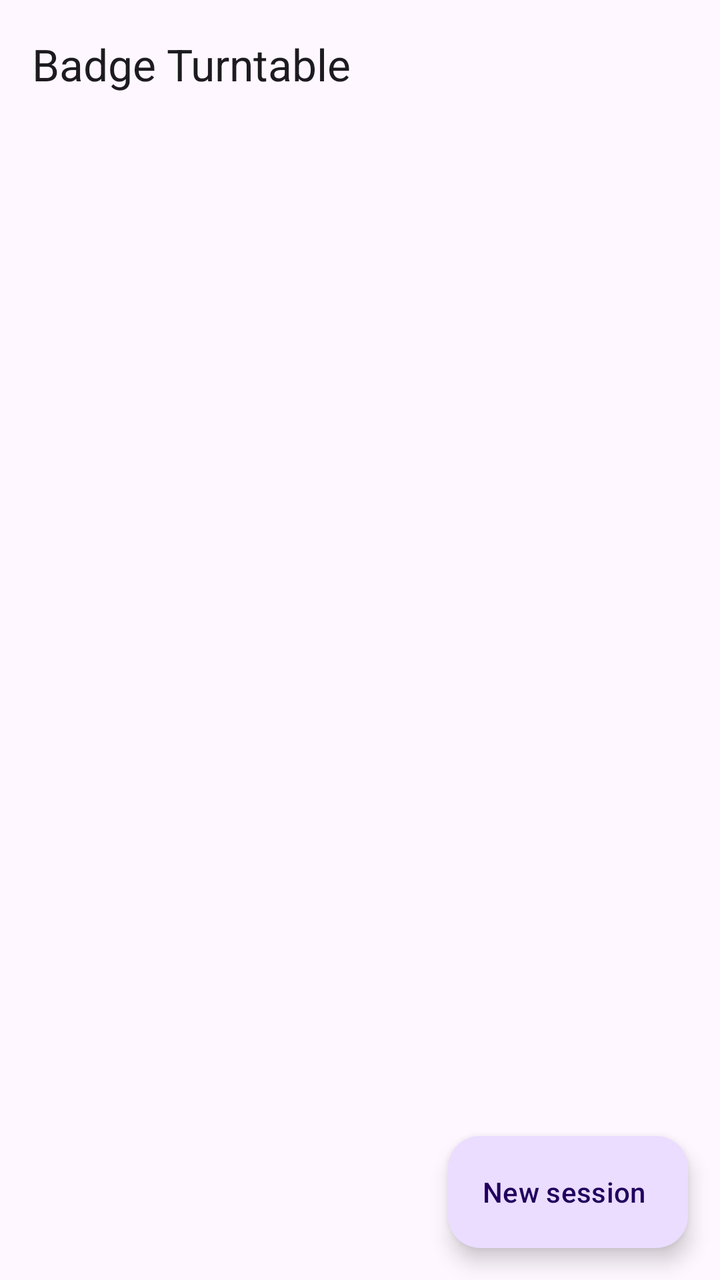
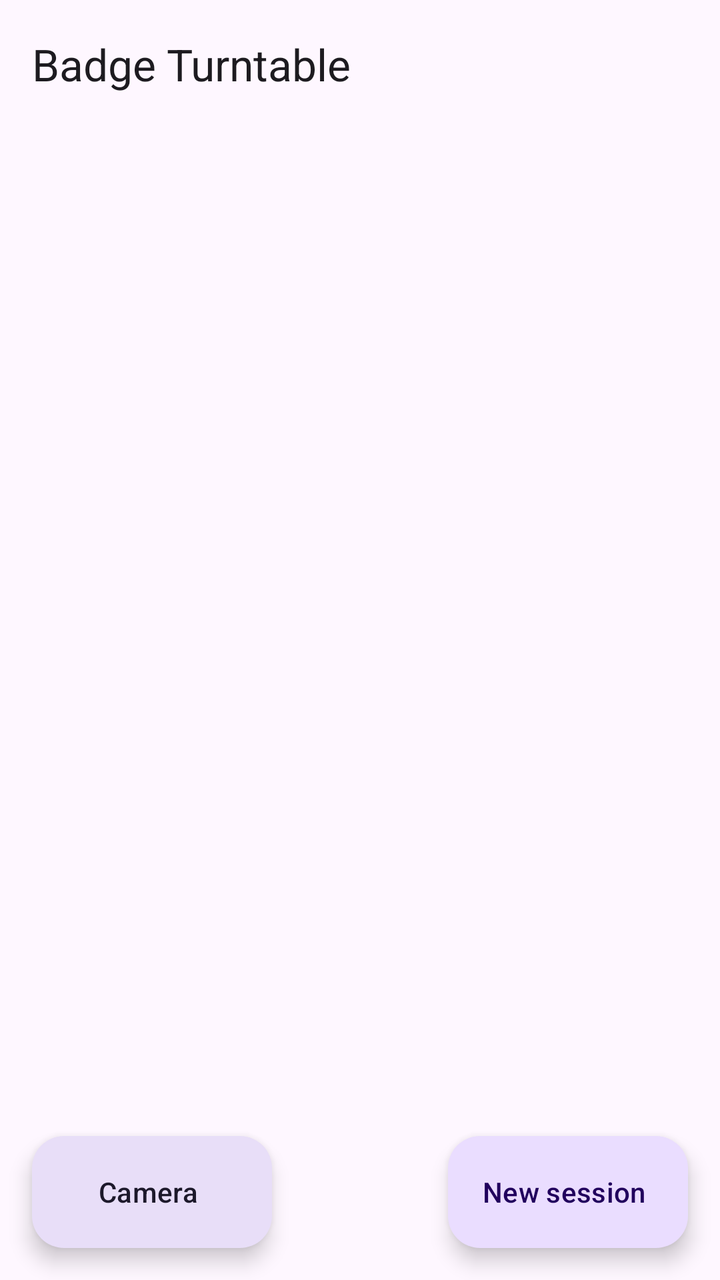

Compare the two renders of this Android layout. The source of the first and the diff that turns it into the second are given below.
<!-- AndroidManifest.xml: application theme Theme.BadgeTurntable -->
<!-- res/layout/activity_main.xml -->
<?xml version="1.0" encoding="utf-8"?>
<androidx.coordinatorlayout.widget.CoordinatorLayout xmlns:android="http://schemas.android.com/apk/res/android"
    xmlns:app="http://schemas.android.com/apk/res-auto"
    android:layout_width="match_parent"
    android:layout_height="match_parent"
    android:fitsSystemWindows="true">

    <com.google.android.material.appbar.AppBarLayout
        android:layout_width="match_parent"
        android:layout_height="wrap_content">

        <com.google.android.material.appbar.MaterialToolbar
            android:id="@+id/toolbar"
            android:layout_width="match_parent"
            android:layout_height="?attr/actionBarSize"
            app:title="@string/app_name" />
    </com.google.android.material.appbar.AppBarLayout>

    <androidx.recyclerview.widget.RecyclerView
        android:id="@+id/sessions"
        android:layout_width="match_parent"
        android:layout_height="match_parent"
        android:clipToPadding="false"
        android:paddingBottom="88dp"
        app:layout_behavior="@string/appbar_scrolling_view_behavior" />

    <TextView
        android:id="@+id/empty"
        android:layout_width="wrap_content"
        android:layout_height="wrap_content"
        android:layout_gravity="center"
        android:padding="32dp"
        android:gravity="center"
        android:text="@string/sessions_empty"
        android:textAppearance="?attr/textAppearanceBodyLarge"
        android:visibility="gone" />

    <com.google.android.material.floatingactionbutton.ExtendedFloatingActionButton
        android:id="@+id/new_session"
        android:layout_width="wrap_content"
        android:layout_height="wrap_content"
        android:layout_gravity="bottom|end"
        android:layout_margin="16dp"
        android:text="@string/new_session" />
</androidx.coordinatorlayout.widget.CoordinatorLayout>
<!-- resources referenced by this layout -->
<resources>
  <string name="app_name">Badge Turntable</string>
  <string name="new_session">New session</string>
  <string name="sessions_empty">No badges yet. Tap New session to photograph one.</string>
  <style name="Theme.BadgeTurntable" parent="Theme.Material3.DayNight.NoActionBar">
          <item name="colorPrimary">@color/brand</item>
          <item name="colorSecondary">@color/badge_amber</item>
      </style>
  <color name="brand">#2F6F4F</color>
  <color name="badge_amber">#F2B134</color>
</resources>

<!-- the commit's change to res/layout/activity_main.xml (unified diff, before → after) -->
@@ -35,6 +35,16 @@
         android:textAppearance="?attr/textAppearanceBodyLarge"
         android:visibility="gone" />
 
+    
+    <com.google.android.material.floatingactionbutton.ExtendedFloatingActionButton
+        android:id="@+id/camera"
+        style="?attr/extendedFloatingActionButtonSecondaryStyle"
+        android:layout_width="wrap_content"
+        android:layout_height="wrap_content"
+        android:layout_gravity="bottom|start"
+        android:layout_margin="16dp"
+        android:text="@string/camera_setup" />
+
     <com.google.android.material.floatingactionbutton.ExtendedFloatingActionButton
         android:id="@+id/new_session"
         android:layout_width="wrap_content"
<!-- resource entries referenced after the edit -->
@@ -1,8 +1,9 @@
 <!-- resources referenced by this layout -->
 <resources>
   <string name="app_name">Badge Turntable</string>
+  <string name="camera_setup">Camera</string>
   <string name="new_session">New session</string>
-  <string name="sessions_empty">No badges yet. Tap New session to photograph one.</string>
+  <string name="sessions_empty">No badges yet. Tap New session to photograph one, or Camera to set up the light box (and capture from the editor).</string>
   <style name="Theme.BadgeTurntable" parent="Theme.Material3.DayNight.NoActionBar">
           <item name="colorPrimary">@color/brand</item>
           <item name="colorSecondary">@color/badge_amber</item>
